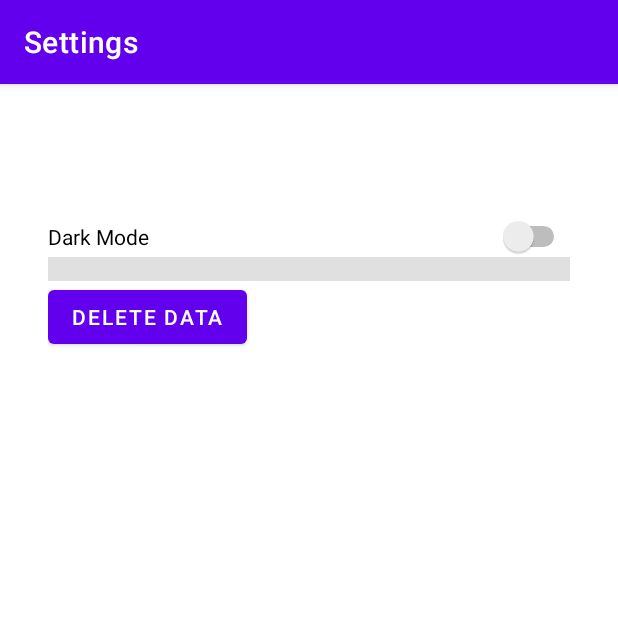
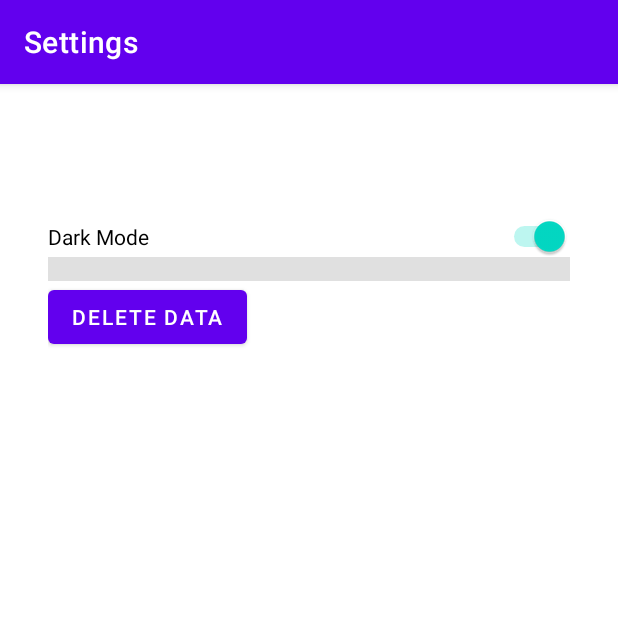
Before and after one commit to shayan-mk/AndroidMapSH, an Android app: the SettingsFragment screen opened through its navigation route, on a phone screen of 412 x 824 dp, the top half of it. Run offline under Robolectric (Android 15) with nearby library versions, the phone set to English and light mode, and no system bars; our stand-ins replace Room's generated code, navigation-ui; libraries missing offline, so code that uses them is left out: com.mapbox.android, com.mapbox.mapboxsdk; 10 statements that could not run were skipped.

Commit message:
MainActivity: handling truncate table

```diff
--- a/app/src/main/java/com/example/androidmapsh/MainActivity.java
+++ b/app/src/main/java/com/example/androidmapsh/MainActivity.java
@@ -92,6 +92,9 @@ public class MainActivity extends AppCompatActivity {
                         // TODO
                         break;
                     case DB_LOCATION_DELETE:
+                        bookmarksVM.truncateCache();
+                        break;
+                    case DB_LOCATION_TRUNCATE:
                         bookmarksVM.deleteBookmark((Location)msg.obj);
                         break;
                     case NET_SEARCH_RESULT:
--- a/app/src/main/java/com/example/androidmapsh/database/DatabaseManager.java
+++ b/app/src/main/java/com/example/androidmapsh/database/DatabaseManager.java
@@ -62,6 +62,8 @@ public class DatabaseManager {
             truncateTable();
             Message message = new Message();
             message.what = MainActivity.DB_LOCATION_TRUNCATE;
+            message.arg1 = 1;
+            handler.sendMessage(message);
         };
     }
 
--- a/app/src/main/java/com/example/androidmapsh/ui/bookmarks/BookmarksViewModel.java
+++ b/app/src/main/java/com/example/androidmapsh/ui/bookmarks/BookmarksViewModel.java
@@ -33,6 +33,11 @@ public class BookmarksViewModel extends ViewModel {
         readFromCache();
     }
 
+    public void truncateCache(){
+        cacheBookmarks = new ArrayList<>();
+        readFromCache();
+    }
+
     public void filterBookmarks(String text){
         List<Location> filteredList = new ArrayList<>();
         for (Location bookmark : cacheBookmarks) {
--- a/app/src/main/java/com/example/androidmapsh/ui/settings/SettingsFragment.java
+++ b/app/src/main/java/com/example/androidmapsh/ui/settings/SettingsFragment.java
@@ -1,10 +1,13 @@
 package com.example.androidmapsh.ui.settings;
 
+import android.annotation.SuppressLint;
 import android.os.Bundle;
 import android.view.LayoutInflater;
 import android.view.View;
 import android.view.ViewGroup;
 import android.widget.Button;
+import android.widget.CompoundButton;
+import android.widget.Switch;
 import android.widget.TextView;
 import android.widget.Toast;
 
@@ -35,7 +38,7 @@ public class SettingsFragment extends Fragment {
 
         //Initializing truncate button
         Button truncateButton = (Button) root.findViewById(R.id.truncate_button);
-        //Setting listeners of truncate buttons
+        //Setting listener for truncate button
         truncateButton.setOnClickListener(view1 -> {
 
             //Pass the truncate action to the handler
@@ -44,6 +47,20 @@ public class SettingsFragment extends Fragment {
 
         });
 
+        //Initializing switch button
+        @SuppressLint("UseSwitchCompatOrMaterialCode")
+        Switch darModeSwitch = (Switch) root.findViewById(R.id.dark_mode_switch);
+        //Setting listener for dark mode switch
+        darModeSwitch.setOnCheckedChangeListener(new CompoundButton.OnCheckedChangeListener() {
+            public void onCheckedChanged(CompoundButton buttonView, boolean isChecked) {
+                if (isChecked) {
+                    // The toggle is enabled
+                } else {
+                    // The toggle is disabled
+                }
+            }
+        });
+
         return root;
     }
 }
--- a/app/src/main/res/layout/fragment_settings.xml
+++ b/app/src/main/res/layout/fragment_settings.xml
@@ -14,6 +14,9 @@
         android:layout_height="wrap_content"
         android:layout_weight="1"
         android:text="@string/dark_mode"
+        android:checked="true"
+        android:textOff="@string/off"
+        android:textOn="@string/on"
         tools:ignore="UseSwitchCompatOrMaterialXml" />
 
     <View
--- a/app/src/main/res/values/strings.xml
+++ b/app/src/main/res/values/strings.xml
@@ -10,4 +10,6 @@
     <string name="search">Search…</string>
     <string name="dark_mode">Dark Mode</string>
     <string name="delete_data">Delete Data</string>
+    <string name="off">OFF</string>
+    <string name="on">ON</string>
 </resources>
```
